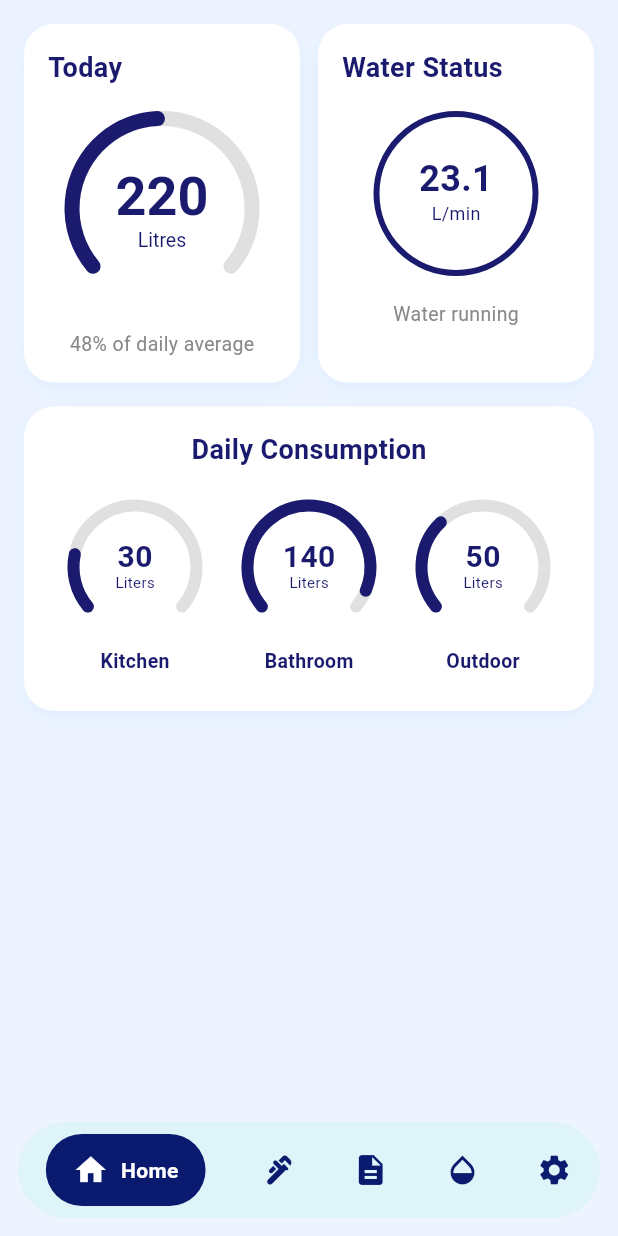
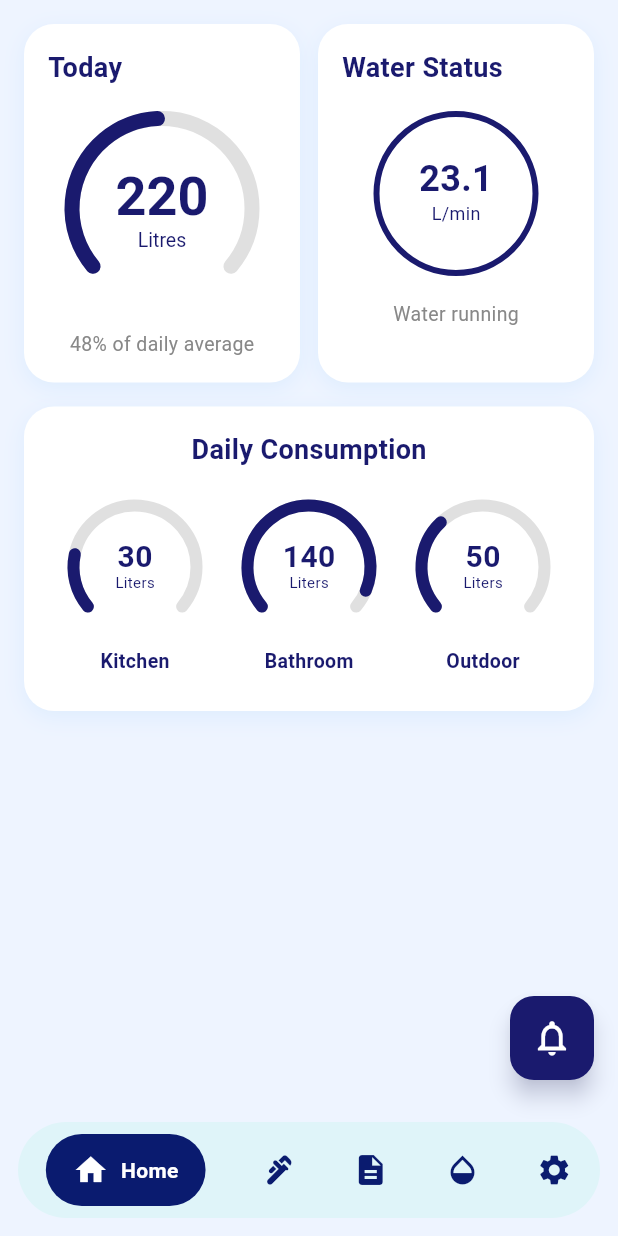
Before and after one commit to Ishan101-hub/sdgp-se24-aquasense-mobile, a Flutter app: the screen it shows after launch, on a phone screen of 412 x 824 dp. Run offline on Flutter 3.47's test engine with Material 3 defaults, Android fonts, the phone set to English and light mode, and no system bars.

Commit message:
Add notification button

```diff
--- a/home_aqua/lib/screens/home_page.dart
+++ b/home_aqua/lib/screens/home_page.dart
@@ -2,6 +2,7 @@ import 'package:flutter/material.dart';
 import '../widgets/today_card.dart';
 import '../widgets/water_status_card.dart';
 import '../widgets/daily_consumption_card.dart';
+import '../widgets/bell_button.dart';
 
 class HomePage extends StatelessWidget {
   const HomePage({super.key});
@@ -9,30 +10,24 @@ class HomePage extends StatelessWidget {
   @override
   Widget build(BuildContext context) {
     return SafeArea(
+      child: Column(
+        children: [
+
+          // ── SCROLLABLE CONTENT ──
+          Expanded(
             child: SingleChildScrollView(
               padding: const EdgeInsets.all(16.0),
               child: Column(
                 children: [
 
                   // ── TOP ROW: Today card + Water Status card ──
-            // ── FIXED: CrossAxisAlignment.stretch makes both cards same height ──
                   IntrinsicHeight(
                     child: Row(
-                crossAxisAlignment: CrossAxisAlignment.stretch, // ← KEY FIX
+                      crossAxisAlignment: CrossAxisAlignment.stretch,
                       children: const [
-
-                  // Today Card (left side)
-                  Expanded(
-                    child: TodayCard(),
-                  ),
-
+                        Expanded(child: TodayCard()),
                         SizedBox(width: 12),
-
-                  // Water Status Card (right side)
-                  Expanded(
-                    child: WaterStatusCard(),
-                  ),
-
+                        Expanded(child: WaterStatusCard()),
                       ],
                     ),
                   ),
@@ -45,6 +40,24 @@ class HomePage extends StatelessWidget {
                 ],
               ),
             ),
+          ),
+
+          // ── BELL BUTTON at bottom right ──
+          Padding(
+            padding: const EdgeInsets.only(
+              right: 16,
+              bottom: 16,
+            ),
+            child: const Align(
+              alignment: Alignment.centerRight,
+              child: BellButton(
+                hasNotification: false, // no red dot for now
+              ),
+            ),
+          ),
+
+        ],
+      ),
     );
   }
 }
--- /dev/null
+++ b/home_aqua/lib/widgets/bell_button.dart
@@ -0,0 +1,124 @@
+import 'package:flutter/material.dart';
+
+class BellButton extends StatelessWidget {
+  final bool hasNotification;
+
+  const BellButton({
+    super.key,
+    this.hasNotification = false,
+  });
+
+  @override
+  Widget build(BuildContext context) {
+    return Stack(
+      clipBehavior: Clip.none,
+      children: [
+
+        // ── REAL TAPPABLE BUTTON with centered icon ──
+        SizedBox(
+          width: 56,
+          height: 56,
+          child: ElevatedButton(
+            onPressed: () {
+              Navigator.push(
+                context,
+                MaterialPageRoute(
+                  builder: (context) => const NotificationsPage(),
+                ),
+              );
+            },
+            style: ElevatedButton.styleFrom(
+              backgroundColor: const Color(0xFF1A1A6E),
+              foregroundColor: Colors.white,
+              // ── Remove all padding so icon sits perfectly centered ──
+              padding: EdgeInsets.zero,
+              shape: RoundedRectangleBorder(
+                borderRadius: BorderRadius.circular(16),
+              ),
+              elevation: 6,
+              shadowColor: const Color(0xFF1A1A6E).withValues(alpha: 0.4),
+              overlayColor: Colors.white.withValues(alpha: 0.2),
+            ),
+            // ── Center widget ensures icon is perfectly centered ──
+            child: const Center(
+              child: Icon(
+                Icons.notifications_outlined,
+                size: 28,
+                color: Colors.white,
+              ),
+            ),
+          ),
+        ),
+
+        // ── RED DOT (hidden for now) ──
+        if (hasNotification)
+          Positioned(
+            top: -4,
+            right: -4,
+            child: Container(
+              width: 16,
+              height: 16,
+              decoration: const BoxDecoration(
+                color: Colors.red,
+                shape: BoxShape.circle,
+              ),
+            ),
+          ),
+
+      ],
+    );
+  }
+}
+
+
+// ── NOTIFICATIONS PAGE ───────────────────────────────────────
+class NotificationsPage extends StatelessWidget {
+  const NotificationsPage({super.key});
+
+  @override
+  Widget build(BuildContext context) {
+    return Scaffold(
+      backgroundColor: const Color(0xFFEEF4FF),
+      appBar: AppBar(
+        backgroundColor: const Color(0xFF1A1A6E),
+        foregroundColor: Colors.white,
+        title: const Text(
+          'Notifications',
+          style: TextStyle(
+            fontWeight: FontWeight.bold,
+          ),
+        ),
+      ),
+      body: const Center(
+        child: Column(
+          mainAxisAlignment: MainAxisAlignment.center,
+          children: [
+            Icon(
+              Icons.notifications_none,
+              size: 80,
+              color: Color(0xFF1A1A6E),
+            ),
+            SizedBox(height: 16),
+            Text(
+              'No notifications yet',
+              style: TextStyle(
+                fontSize: 18,
+                fontWeight: FontWeight.bold,
+                color: Color(0xFF1A1A6E),
+              ),
+            ),
+            SizedBox(height: 8),
+            Text(
+              'When a leak is detected,\nyou will see alerts here.',
+              textAlign: TextAlign.center,
+              style: TextStyle(
+                fontSize: 13,
+                color: Color(0xFF888888),
+              ),
+            ),
+          ],
+        ),
+      ),
+    );
+  }
+}
--- a/home_aqua/lib/widgets/daily_consumption_card.dart
+++ b/home_aqua/lib/widgets/daily_consumption_card.dart
@@ -1,21 +1,35 @@
 import 'package:flutter/material.dart';
 import 'dart:math' as math;
 
+// ── SubLine model ──
+// This represents one sub-line (zone) from your backend
+// Example: SubLine(name: 'kitchen1', litres: 30)
+class SubLine {
+  final String name;   // name from backend e.g. kitchen1, outdoor2
+  final double litres; // usage in litres
+
+  const SubLine({
+    required this.name,
+    required this.litres,
+  });
+}
+
 class DailyConsumptionCard extends StatelessWidget {
 
-  // Test values for now
-  // When backend is ready, replace these with real values
-  final double kitchenLitres;
-  final double bathroomLitres;
-  final double outdoorLitres;
+  // ── List of sub-lines (dynamic from backend later) ──
+  // Right now using test data with 3 zones
+  // When backend is ready, replace this list with real data
+  final List<SubLine> subLines;
   final double maxLitres; // full circle = this value
 
   const DailyConsumptionCard({
     super.key,
-    this.kitchenLitres  = 30,  // test value
-    this.bathroomLitres = 140, // test value
-    this.outdoorLitres  = 50,  // test value
-    this.maxLitres      = 150, // full circle = 150 litres
+    this.subLines = const [
+      SubLine(name: 'Kitchen',  litres: 30),  // test value
+      SubLine(name: 'Bathroom', litres: 140), // test value
+      SubLine(name: 'Outdoor',  litres: 50),  // test value
+    ],
+    this.maxLitres = 150, // test value
   });
 
   @override
@@ -38,7 +52,7 @@ class DailyConsumptionCard extends StatelessWidget {
         crossAxisAlignment: CrossAxisAlignment.center,
         children: [
 
-          // ── TITLE (centered like screenshot) ──
+          // ── TITLE ──
           const Text(
             'Daily Consumption',
             style: TextStyle(
@@ -50,33 +64,19 @@ class DailyConsumptionCard extends StatelessWidget {
 
           const SizedBox(height: 20),
 
-          // ── 3 CIRCULAR BARS side by side ──
+          // ── DYNAMIC sub-line circles ──
+          // This Row is built from the subLines list
+          // So if backend sends 2 zones or 4 zones, it adjusts automatically!
           Row(
             mainAxisAlignment: MainAxisAlignment.spaceAround,
-            children: [
-
-              // Kitchen circle
-              _CircleBar(
-                litres: kitchenLitres,
+            children: subLines.map((subLine) {
+              // For each SubLine in the list, create one _CircleBar
+              return _CircleBar(
+                litres: subLine.litres,
                 maxLitres: maxLitres,
-                label: 'Kitchen',
-              ),
-
-              // Bathroom circle
-              _CircleBar(
-                litres: bathroomLitres,
-                maxLitres: maxLitres,
-                label: 'Bathroom',
-              ),
-
-              // Outdoor circle
-              _CircleBar(
-                litres: outdoorLitres,
-                maxLitres: maxLitres,
-                label: 'Outdoor',
-              ),
-
-            ],
+                label: subLine.name, // ← dynamic name from backend!
+              );
+            }).toList(),
           ),
 
           const SizedBox(height: 8),
@@ -89,8 +89,6 @@ class DailyConsumptionCard extends StatelessWidget {
 
 
 // ── SINGLE CIRCLE BAR WIDGET ─────────────────────────────────
-// Draws one circular progress bar with litres inside
-// and label below — exactly like the screenshot
 class _CircleBar extends StatelessWidget {
   final double litres;
   final double maxLitres;
@@ -124,7 +122,7 @@ class _CircleBar extends StatelessWidget {
                 child: CustomPaint(
                   painter: _ArcPainter(
                     progress: 1.0,
-                    color: const Color(0xFFE0E0E0), // grey
+                    color: const Color(0xFFE0E0E0),
                     strokeWidth: 8,
                   ),
                 ),
@@ -137,18 +135,16 @@ class _CircleBar extends StatelessWidget {
                 child: CustomPaint(
                   painter: _ArcPainter(
                     progress: progress,
-                    color: const Color(0xFF1A1A6E), // navy blue
+                    color: const Color(0xFF1A1A6E),
                     strokeWidth: 8,
                   ),
                 ),
               ),
 
-              // Number + Liters text inside circle
+              // Number + Liters inside circle
               Column(
                 mainAxisAlignment: MainAxisAlignment.center,
                 children: [
-
-                  // Big number
                   Text(
                     '${litres.toInt()}',
                     style: const TextStyle(
@@ -158,8 +154,6 @@ class _CircleBar extends StatelessWidget {
                       height: 1.0,
                     ),
                   ),
-
-                  // Small "Liters" text
                   const Text(
                     'Liters',
                     style: TextStyle(
@@ -168,7 +162,6 @@ class _CircleBar extends StatelessWidget {
                       fontWeight: FontWeight.w400,
                     ),
                   ),
-
                 ],
               ),
 
@@ -178,9 +171,9 @@ class _CircleBar extends StatelessWidget {
 
         const SizedBox(height: 8),
 
-        // ── LABEL below circle (Kitchen / Bathroom / Outdoor) ──
+        // ── DYNAMIC LABEL below circle ──
         Text(
-          label,
+          label, // ← comes from SubLine.name (dynamic!)
           style: const TextStyle(
             fontSize: 13,
             fontWeight: FontWeight.bold,
@@ -195,7 +188,6 @@ class _CircleBar extends StatelessWidget {
 
 
 // ── ARC PAINTER ──────────────────────────────────────────────
-// Same arc style as TodayCard — open gap at bottom
 class _ArcPainter extends CustomPainter {
   final double progress;
   final Color color;
@@ -219,7 +211,6 @@ class _ArcPainter extends CustomPainter {
     final double centerY = size.height / 2;
     final double radius = (size.width - strokeWidth) / 2;
 
-    // Same arc angles as TodayCard for consistency
     const double startAngle = 140 * math.pi / 180;
     final double sweepAngle = 260 * math.pi / 180 * progress;
 
```
Lines whose indentation alone changed are shown as unchanged.
